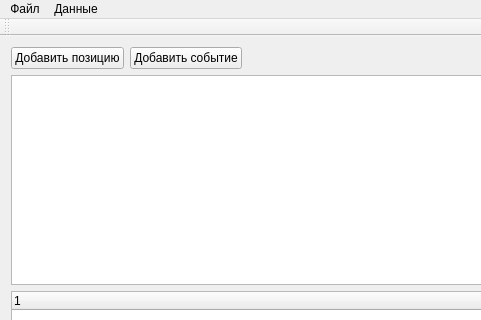
Old version of the form mainwindow.ui in the repository ChromVanadium/InventarIO; both pictures show x 0 to 481 and y 0 to 320 of the 822 by 534 pixel window.
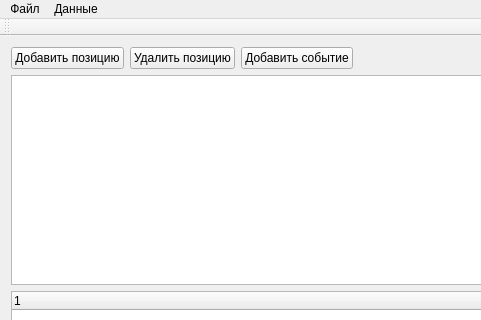
New version of the form.

What changed in the file:
```diff
--- a/mainwindow.ui
+++ b/mainwindow.ui
@@ -27,6 +27,13 @@
         </property>
        </widget>
       </item>
+      <item>
+       <widget class="QPushButton" name="btDelete">
+        <property name="text">
+         <string>Удалить позицию</string>
+        </property>
+       </widget>
+      </item>
       <item>
        <widget class="QPushButton" name="btAddEvent">
         <property name="text">
```
